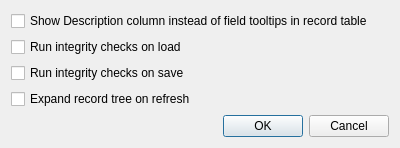
Above: Source/Tome/Features/Settings/View/usersettingswindow.ui from npruehs/tome-editor before the change. Below: the same form after it.
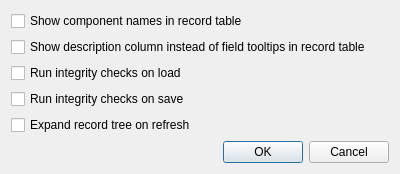
That is the form after the change.

Commit message: ADDED: Fields - Option for showing record field values along with their component names, which causes grouping of fields by component.

The edit to the form file:
```diff
--- a/Source/Tome/Features/Settings/View/usersettingswindow.ui
+++ b/Source/Tome/Features/Settings/View/usersettingswindow.ui
@@ -7,17 +7,24 @@
     <x>0</x>
     <y>0</y>
     <width>400</width>
-    <height>133</height>
+    <height>156</height>
    </rect>
   </property>
   <property name="windowTitle">
    <string>User Settings</string>
   </property>
   <layout class="QVBoxLayout" name="verticalLayout">
+   <item>
+    <widget class="QCheckBox" name="checkBoxShowComponentNamesInRecordTable">
+     <property name="text">
+      <string>Show component names in record table</string>
+     </property>
+    </widget>
+   </item>
    <item>
     <widget class="QCheckBox" name="checkBoxShowDescriptionColumnInsteadOfFieldTooltips">
      <property name="text">
-      <string>Show Description column instead of field tooltips in record table</string>
+      <string>Show description column instead of field tooltips in record table</string>
      </property>
     </widget>
    </item>
```
The commit also changes 10 other files.
